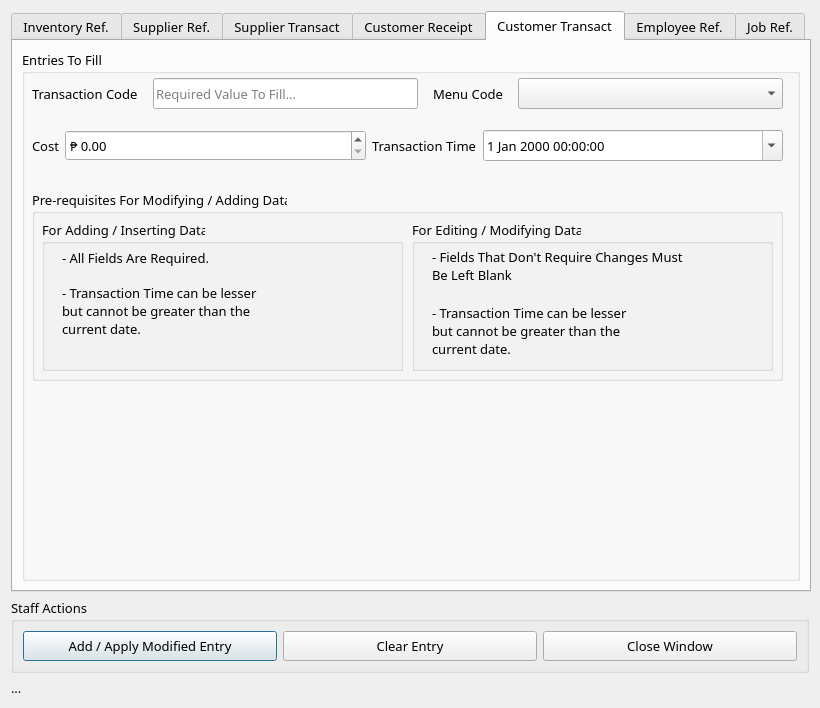
This is System Design/Route88_DataManipCmpnt.ui in CodexLink/Route88_HybridBusinessSystem as Qt 5 draws it before an edit. The edited form follows.
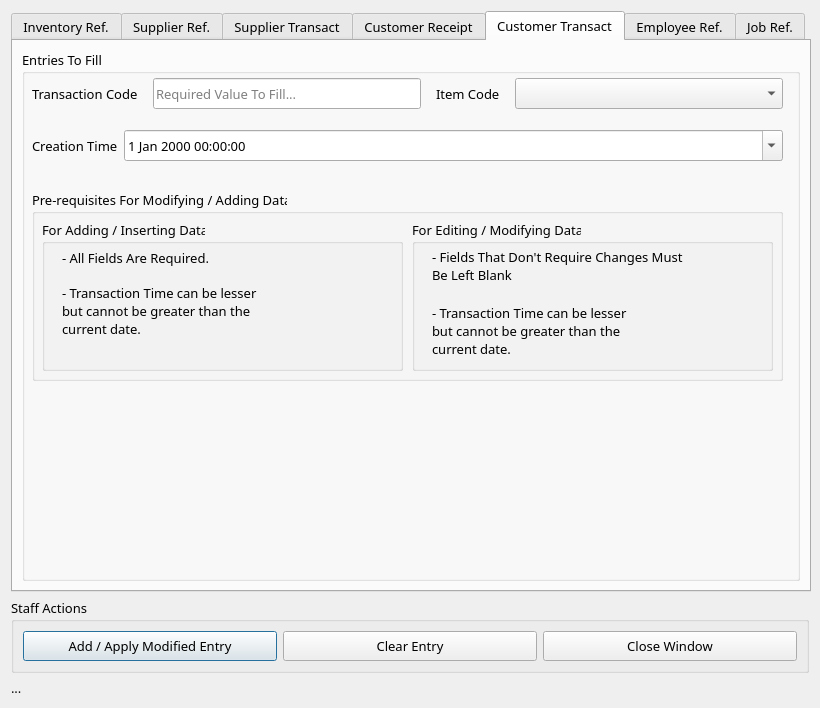
This is the edited form. The open tabs and pages were chosen to show the change. Icons and pictures are not drawn.

Commit message: [Project Progression] Cleaned Leftover of Recent Table 'Item Transact.'

What changed in the file:
```diff
--- a/System Design/Route88_DataManipCmpnt.ui
+++ b/System Design/Route88_DataManipCmpnt.ui
@@ -1685,7 +1685,7 @@
                 </font>
                </property>
                <property name="text">
-                <string>Menu Code</string>
+                <string>Item Code</string>
                </property>
               </widget>
              </item>
@@ -1711,47 +1711,6 @@
              </rect>
             </property>
             <layout class="QHBoxLayout" name="horizontalLayout_14">
-             <item>
-              <widget class="QLabel" name="label_31">
-               <property name="sizePolicy">
-                <sizepolicy hsizetype="Fixed" vsizetype="Preferred">
-                 <horstretch>0</horstretch>
-                 <verstretch>0</verstretch>
-                </sizepolicy>
-               </property>
-               <property name="font">
-                <font>
-                 <family>Roboto Mono</family>
-                 <pointsize>10</pointsize>
-                </font>
-               </property>
-               <property name="text">
-                <string>Cost</string>
-               </property>
-              </widget>
-             </item>
-             <item>
-              <widget class="QDoubleSpinBox" name="ItemTrEntry_C">
-               <property name="sizePolicy">
-                <sizepolicy hsizetype="Preferred" vsizetype="Ignored">
-                 <horstretch>0</horstretch>
-                 <verstretch>0</verstretch>
-                </sizepolicy>
-               </property>
-               <property name="font">
-                <font>
-                 <family>Roboto Mono</family>
-                 <pointsize>10</pointsize>
-                </font>
-               </property>
-               <property name="prefix">
-                <string>₱ </string>
-               </property>
-               <property name="maximum">
-                <double>10000.000000000000000</double>
-               </property>
-              </widget>
-             </item>
              <item>
               <widget class="QLabel" name="label_32">
                <property name="sizePolicy">
@@ -1767,7 +1726,7 @@
                 </font>
                </property>
                <property name="text">
-                <string>Transaction Time</string>
+                <string>Creation Time</string>
                </property>
               </widget>
              </item>
```
Left out of the diff: 8 changed lines with no effect on the pictures. The commit also changes 1 other file.
